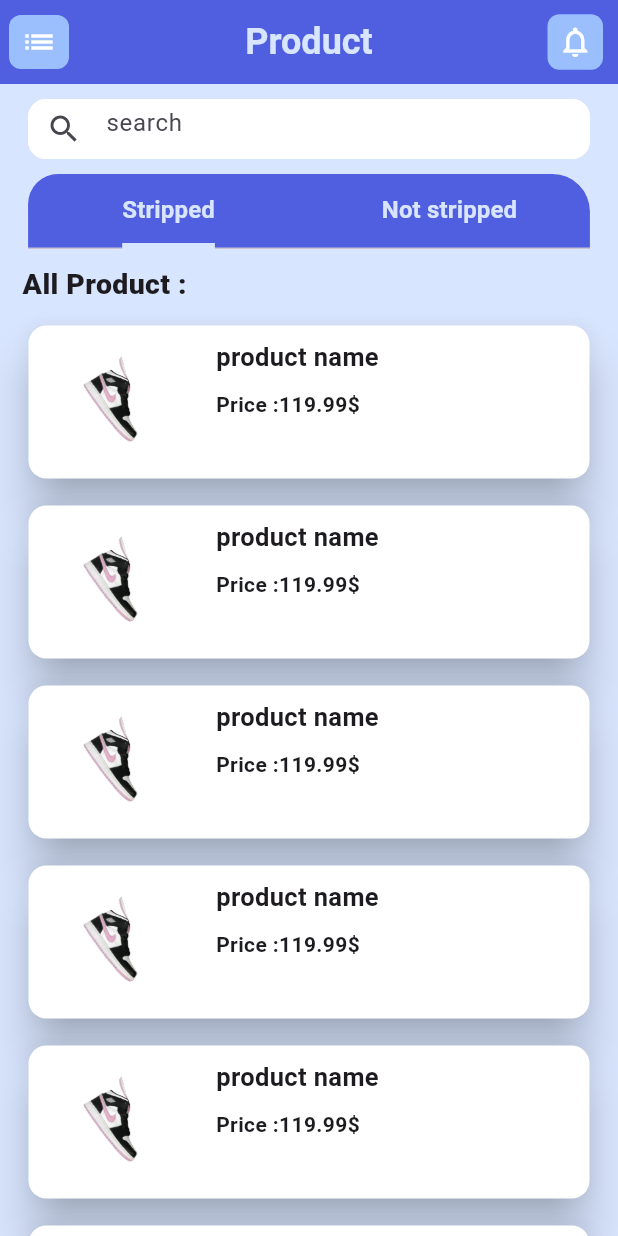
After one commit to MasaAlayobi/Warehouse-Managment-Employee, a Flutter app: the InventoryView screen opened by its route, on a phone screen of 412 x 824 dp. The commit adds this screen. Run offline on Flutter 3.47's test engine with Material 3 defaults, Android fonts, the phone set to English and light mode, and no system bars; our stand-ins replace dots_indicator, go_router.

Commit message:
stripped, not stripped

```diff
--- a/lib/core/config/router/app_router.dart
+++ b/lib/core/config/router/app_router.dart
@@ -1,12 +1,14 @@
 import 'package:go_router/go_router.dart';
 import 'package:mobile_warehouse_managment/feature/Auth/login/view/login_view.dart';
 import 'package:mobile_warehouse_managment/feature/Home/view/home_view.dart';
+import 'package:mobile_warehouse_managment/feature/inventory/inventory/view/inventory_view.dart';
 import 'package:mobile_warehouse_managment/feature/inventory/warehouses/view/warehouses_view.dart';
 
 abstract class AppRouter {
   static const String kLoginView = '/loginView';
   static const String kHomeView='/HomeView';
   static const String KWarehousesView='/WarehousesView';
+  static const String KInventoryView='/InventoryView';
   static final routter = GoRouter(routes: [
     GoRoute(
       path: "/",
@@ -15,5 +17,6 @@ abstract class AppRouter {
     GoRoute(path: kLoginView, builder: (context, state) => LoginView()),
     GoRoute(path: kHomeView, builder: (context, state) => HomeView()),
     GoRoute(path: KWarehousesView, builder: (context, state) =>WarehousesView()),
+    GoRoute(path: KInventoryView, builder: (context, state) =>InventoryView()),
   ]);
 }
--- /dev/null
+++ b/lib/core/config/widget/custom_search.dart
@@ -0,0 +1,53 @@
+import 'package:flutter/material.dart';
+import 'package:mobile_warehouse_managment/core/resourse/app_color.dart';
+
+class CustomSearch extends StatelessWidget {
+    final String? validatorText;
+  final String nameText;
+  final bool readOnly;
+  final String? label;
+  final TextEditingController nameController;
+
+  const CustomSearch({super.key, this.validatorText, required this.nameText, required this.readOnly, this.label, required this.nameController});
+
+  @override
+  Widget build(BuildContext context) {
+    return TextFormField(
+      readOnly: readOnly,
+
+      keyboardType: TextInputType.name,
+      cursorColor: AppColor.grey1,
+      decoration: InputDecoration(
+        prefixIcon: Icon(Icons.search),
+        errorStyle: TextStyle(color: AppColor.red),
+        errorBorder: OutlineInputBorder(
+            borderSide: BorderSide(color: AppColor.white),
+            borderRadius: BorderRadius.circular(12)),
+        focusedErrorBorder: OutlineInputBorder(
+            borderSide: BorderSide(color:AppColor.white),
+            borderRadius: BorderRadius.circular(12)),
+        fillColor: AppColor.white,
+        filled: true,
+        focusedBorder: OutlineInputBorder(
+            borderSide: BorderSide(color: AppColor.white),
+            borderRadius: BorderRadius.circular(12)),
+        enabledBorder: OutlineInputBorder(
+            borderSide: BorderSide(color: AppColor.white),
+            borderRadius: BorderRadius.circular(12)),
+        border: OutlineInputBorder(
+            borderSide: BorderSide(color: AppColor.white)),
+        hintText: nameText,
+        labelText: label,
+        floatingLabelBehavior: FloatingLabelBehavior.always,
+        labelStyle: TextStyle(fontSize: 16, color: AppColor.black),
+      ),
+      validator: (text) {
+        if (text!.isEmpty) {
+          return validatorText;
+        }
+        return null;
+      },
+      controller: nameController,
+    );
+  }
+}
--- a/lib/feature/Home/view/home_view.dart
+++ b/lib/feature/Home/view/home_view.dart
@@ -6,7 +6,7 @@ import 'package:mobile_warehouse_managment/core/config/widget/custom_drawer.dart
 import 'package:mobile_warehouse_managment/core/config/widget/widget_ships.dart';
 import 'package:mobile_warehouse_managment/core/resourse/app_color.dart';
 
-GlobalKey<ScaffoldState> _scaffoldKey = GlobalKey<ScaffoldState>();
+// GlobalKey<ScaffoldState> _scaffoldKey = GlobalKey<ScaffoldState>();
 class HomeView extends StatefulWidget {
   HomeView({super.key});
 
@@ -43,7 +43,7 @@ class _HomeViewState extends State<HomeView> {
   @override
   Widget build(BuildContext context) {
     return Scaffold(
-      key: _scaffoldKey,
+      // key: _scaffoldKey,
       drawer: CustomDrawer(),
       backgroundColor: AppColor.purple1,
       appBar: CustomAppbar(isnNotification: true,),
--- /dev/null
+++ b/lib/feature/inventory/inventory/Stripped/view/stripped_view.dart
@@ -0,0 +1,33 @@
+import 'package:flutter/material.dart';
+import 'package:mobile_warehouse_managment/core/resourse/app_color.dart';
+import 'package:mobile_warehouse_managment/feature/inventory/inventory/Stripped/widget/widget_product_stripped.dart';
+
+class StrippedView extends StatelessWidget {
+  const StrippedView({super.key});
+
+  @override
+  Widget build(BuildContext context) {
+    return Scaffold(
+      backgroundColor: AppColor.purple1,
+       body: Column(
+        crossAxisAlignment:CrossAxisAlignment.start ,
+        children: [
+          SizedBox(height: 10,),
+           Text(
+            '   All Product :',
+            style: const TextStyle(fontSize: 19, fontWeight: FontWeight.w800),
+          ),
+          Expanded(
+            child: ListView.builder(
+              itemCount: 13,
+              itemBuilder:
+            (context, index) {
+              return WidgetProductStripped(image: 'assets/images/Rectangle (4).png',title: 'product name',subTitle:"Price :119.99\$",subtitle2: "Quantity:1200",);
+            },),
+          )
+        ],
+      ),
+
+    );
+  }
+}
--- /dev/null
+++ b/lib/feature/inventory/inventory/Stripped/widget/widget_product_stripped.dart
@@ -0,0 +1,71 @@
+import 'package:flutter/material.dart';
+import 'package:mobile_warehouse_managment/core/resourse/app_color.dart';
+
+class WidgetProductStripped extends StatelessWidget {
+  const WidgetProductStripped({super.key, this.image, this.title, this.subTitle, this.subtitle2});
+final String? image;
+  final String? title;
+  final String? subTitle;
+  final String? subtitle2;
+  @override
+  Widget build(BuildContext context) {
+    return Padding(
+                padding: const EdgeInsets.fromLTRB(15, 10, 15,0),
+                child: SizedBox(
+                  height: 110,
+                  child: Card(
+                    color: AppColor.white,
+                    elevation: 13,
+                    child: Row(
+                      mainAxisAlignment: MainAxisAlignment.start,
+                      children: [
+                        Padding(
+                          padding: const EdgeInsets.only(left: 5),
+                          child: Container(
+                            width: 90,
+                            height: 70,
+                            decoration: BoxDecoration(
+                                borderRadius: BorderRadius.circular(18),
+                                // color: AppColor.purple5
+                                ),
+                            child: Image.asset('$image'),
+                          ),
+                        ),
+                        SizedBox(width: 30,),
+                        Column(
+                          mainAxisAlignment: MainAxisAlignment.spaceEvenly,
+                          crossAxisAlignment: CrossAxisAlignment.start,
+                          children: [
+                            Text(
+                              '$title',
+                              style: const TextStyle(
+                                  fontSize: 17, fontWeight: FontWeight.w700),
+                            ),
+                            Text(
+                              '$subTitle',
+                              style: const TextStyle(
+                                  fontSize: 14, fontWeight: FontWeight.w600),
+                            ),
+                            // SizedBox(
+                            //   width: MediaQuery.of(context).size.width/5,
+                            // ),
+
+
+                                Text(
+                                '$subtitle2',
+                                style: TextStyle(
+                                   color: AppColor.black,
+                                   fontSize: 14,
+                                   fontWeight: FontWeight.w600
+                                ),
+
+                             )
+                          ],
+                        )
+                      ],
+                    ),
+                  ),
+                ),
+              );
+  }
+}
--- /dev/null
+++ b/lib/feature/inventory/inventory/view/inventory_view.dart
@@ -0,0 +1,72 @@
+import 'package:flutter/material.dart';
+import 'package:mobile_warehouse_managment/core/config/widget/custom_appbar.dart';
+import 'package:mobile_warehouse_managment/core/config/widget/custom_drawer.dart';
+import 'package:mobile_warehouse_managment/core/config/widget/custom_search.dart';
+import 'package:mobile_warehouse_managment/core/resourse/app_color.dart';
+import 'package:mobile_warehouse_managment/feature/inventory/inventory/Stripped/view/stripped_view.dart';
+import 'package:mobile_warehouse_managment/feature/inventory/inventory/notStripped/view/not_stripped_view.dart';
+
+class InventoryView extends StatelessWidget {
+   InventoryView({super.key});
+
+  @override
+//  TabController _tabController = TabController(length: 3, vsync: vsync);
+  TextEditingController search=TextEditingController();
+  Widget build(BuildContext context) {
+    return DefaultTabController(
+                length: 2,
+
+      child: Scaffold(
+        backgroundColor: AppColor.purple1,
+         drawer: CustomDrawer(),
+        appBar: CustomAppbar(isnNotification: true,title: 'Product',),
+        body: Column(
+          children: [
+            SizedBox(height: 10,),
+            Center(
+              child: Container(
+                width: MediaQuery.of(context).size.width/1.1,
+                height: 40,
+
+                child: CustomSearch(nameText: 'search', readOnly: false, nameController: search)),
+            ),
+            SizedBox(height: 10,),
+            Container(
+              width: MediaQuery.of(context).size.width/1.1,
+              height: 50,
+              decoration: BoxDecoration(
+                color: AppColor.purple4,
+                borderRadius: BorderRadius.only(topRight: Radius.circular(25),topLeft: Radius.circular(20),bottomLeft: Radius.circular(0)),
+              ),
+              child: TabBar(
+                // indicatorColor: AppColor.pink,
+                // labelColor: AppColor.purple2,
+                // controller: _tabController,
+                  indicator: UnderlineTabIndicator(
+                                borderSide: BorderSide(
+                                    width: 4.0, color: AppColor.purple1)),
+                            // padding:,
+                            indicatorWeight: 3,
+                            indicatorColor: AppColor.purple1,
+                            isScrollable: false,
+                tabs: [
+                Text('Stripped',style: TextStyle(color: AppColor.purple1,fontSize: 16,fontWeight: FontWeight.bold),),
+                Text('Not stripped',style: TextStyle(color: AppColor.purple1,fontSize: 16,fontWeight: FontWeight.bold)),
+              ]),
+            ),
+            Expanded(
+              child: TabBarView(
+                    children: [
+                      // عرض المحتوى للتاب الأول
+                      StrippedView(),
+                      // عرض المحتوى للتاب الثاني
+                      NotStrippedView(),
+                    ],
+                  ),
+            ),
+          ],
+        ),
+      ),
+    );
+  }
+}
```
Also changed, not shown: lib/core/config/widget/custom_drawer.dart (+13 -1 lines), lib/feature/inventory/inventory/notStripped/view/not_stripped_view.dart (added, +27 -0 lines), lib/feature/inventory/inventory/notStripped/widget/widget_product_not_stripped.dart (added, +71 -0 lines).
